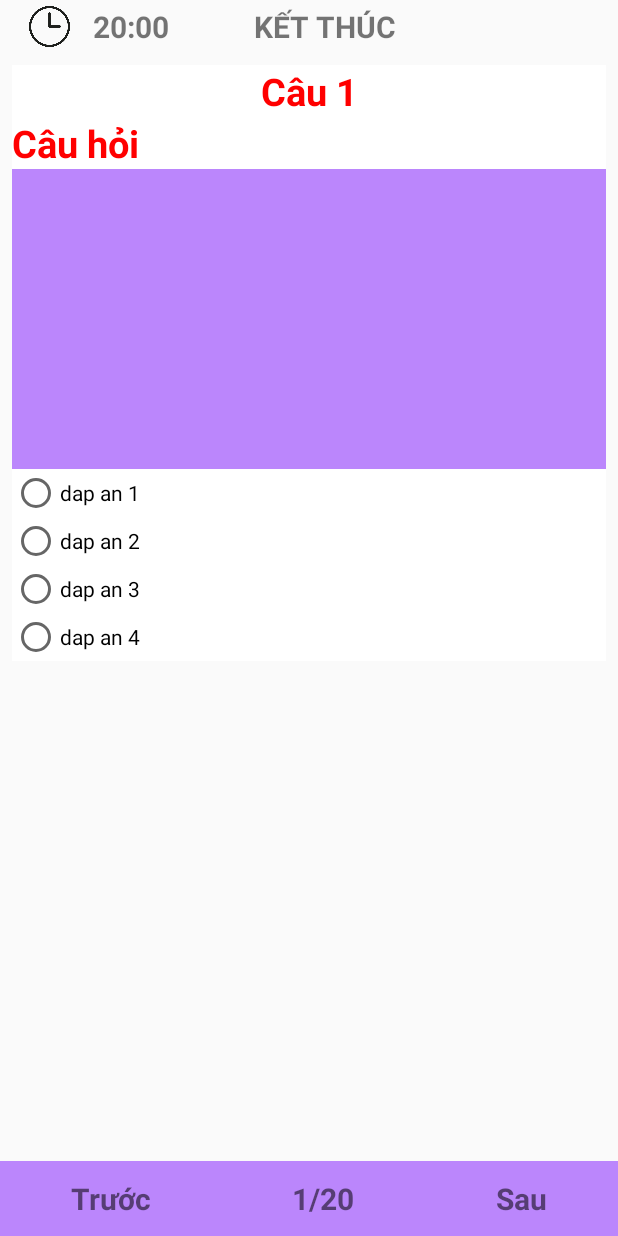
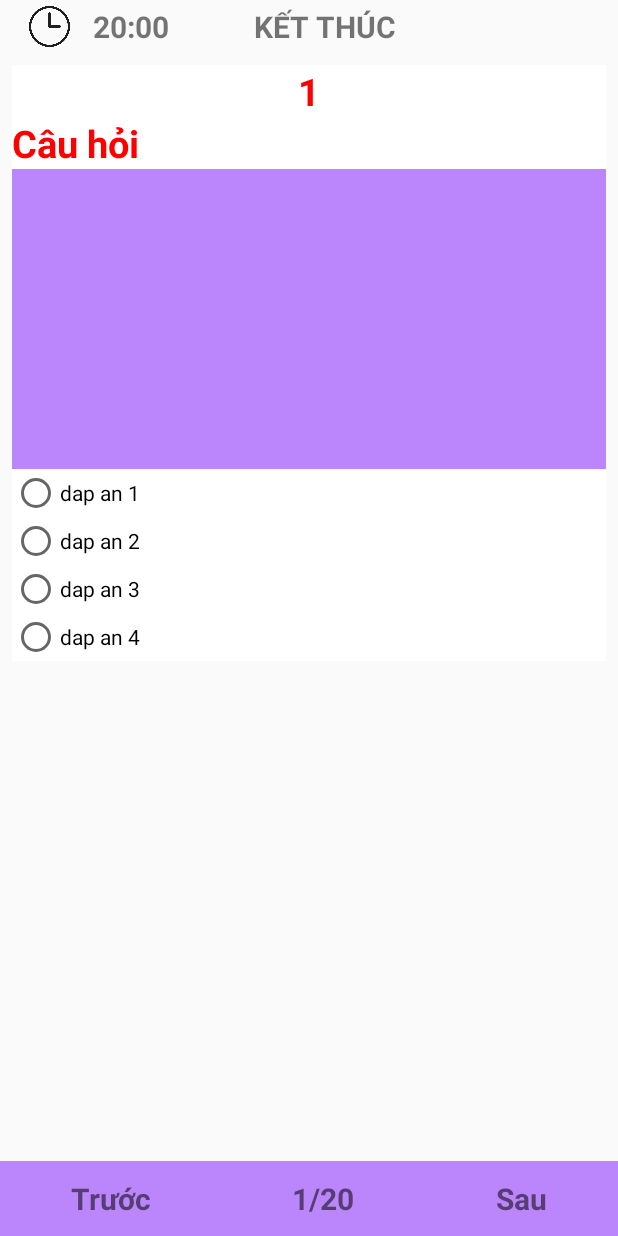
Before and after one commit to tranvinhtruongg/tracNghiemBLX, an Android app: the ScreenSlidePageFragment screen opened directly, with no data from a screen before it, on a phone screen of 412 x 824 dp. Run offline under Robolectric (Android 15) with nearby library versions, the phone set to English and light mode, and no system bars; 8 statements that could not run were skipped.

Commit message:
trac nghiem

```diff
--- a/app/src/main/AndroidManifest.xml
+++ b/app/src/main/AndroidManifest.xml
@@ -13,7 +13,9 @@
         tools:targetApi="31">
         <activity
             android:name=".slide.ScreenSlidePagerActivity"
-            android:exported="false" />
+            android:exported="true">
+
+        </activity>
         <activity
             android:name=".MainActivity"
             android:exported="true">
--- a/app/src/main/java/vn/edu/tdmu/tranvinhtruong/tracnghiemblx/slide/ScreenSlidePageFragment.java
+++ b/app/src/main/java/vn/edu/tdmu/tranvinhtruong/tracnghiemblx/slide/ScreenSlidePageFragment.java
@@ -1,19 +1,90 @@
 package vn.edu.tdmu.tranvinhtruong.tracnghiemblx.slide;
 
 import android.os.Bundle;
+
+import androidx.annotation.Nullable;
 import androidx.fragment.app.Fragment;
+
 import android.view.LayoutInflater;
 import android.view.View;
 import android.view.ViewGroup;
+import android.widget.ImageView;
+import android.widget.RadioButton;
+import android.widget.RadioGroup;
+import android.widget.TextView;
+import android.widget.Toast;
+
+import java.util.ArrayList;
+
+import vn.edu.tdmu.tranvinhtruong.tracnghiemblx.Question.QuestionDTO;
 import vn.edu.tdmu.tranvinhtruong.tracnghiemblx.R;
 
 
 public class ScreenSlidePageFragment extends Fragment {
+    ScreenSlidePagerActivity screenSlidePagerActivity;
+    ArrayList<QuestionDTO> QuestionDTOS=new ArrayList<QuestionDTO>();
+    private int pageNumber;
+    public static String ARG_Page="page";
+    TextView tv_NumberQuestion, tv_Question;
+    RadioGroup rg_GroupAnswer;
+    RadioButton rad_Ans1, rad_Ans2, rad_Ans3, rad_Ans4;
+    ImageView img_Question;
+
 
     @Override
     public View onCreateView(LayoutInflater inflater, ViewGroup container,
                              Bundle savedInstanceState) {
-        return (ViewGroup) inflater.inflate(
+
+        ViewGroup viewGroup=(ViewGroup) inflater.inflate(
                 R.layout.fragment_screen_slide_page, container, false);
+        tv_NumberQuestion = viewGroup.findViewById(R.id.tv_NumberQuestion);
+        tv_Question = viewGroup.findViewById(R.id.tv_Question);
+        img_Question=viewGroup.findViewById(R.id.img_Question);
+
+        rad_Ans1 = viewGroup.findViewById(R.id.rad_Ans1);
+        rad_Ans2 = viewGroup.findViewById(R.id.rad_Ans2);
+        rad_Ans3 = viewGroup.findViewById(R.id.rad_Ans3);
+        rad_Ans4 = viewGroup.findViewById(R.id.rad_Ans4);
+        rg_GroupAnswer =viewGroup.findViewById(R.id.rg_GroupAnswer);
+
+    return viewGroup;
+
+
+
+    }
+
+    @Override
+    public void onCreate(@Nullable Bundle savedInstanceState) {
+        super.onCreate(savedInstanceState);
+        try {
+            QuestionDTOS = screenSlidePagerActivity.getQuestion();
+            pageNumber=getArguments().getInt(ARG_Page);
+        }catch (NullPointerException ex){
+           ex.printStackTrace();
+        }
+
+
+    }
+
+    public static ScreenSlidePageFragment create(int pageNumber) {
+        ScreenSlidePageFragment screenSlidePageFragment = new ScreenSlidePageFragment();
+        Bundle bundle = new Bundle();
+
+        bundle.putInt(ARG_Page,pageNumber);
+        screenSlidePageFragment.setArguments(bundle);
+        return screenSlidePageFragment;
+    }
+
+    @Override
+    public void onActivityCreated(@Nullable Bundle savedInstanceState) {
+        super.onActivityCreated(savedInstanceState);
+        tv_NumberQuestion.setText(String.valueOf(pageNumber + 1));
+        tv_Question.setText(QuestionDTOS.get(pageNumber).getQuestion());
+        rad_Ans1.setText(QuestionDTOS.get(pageNumber).getDA1());
+        rad_Ans2.setText(QuestionDTOS.get(pageNumber).getDA2());
+        rad_Ans3.setText(QuestionDTOS.get(pageNumber).getDA3());
+        rad_Ans4.setText(QuestionDTOS.get(pageNumber).getDA4());
+
+
     }
 }
--- a/app/src/main/java/vn/edu/tdmu/tranvinhtruong/tracnghiemblx/slide/ScreenSlidePagerActivity.java
+++ b/app/src/main/java/vn/edu/tdmu/tranvinhtruong/tracnghiemblx/slide/ScreenSlidePagerActivity.java
@@ -1,20 +1,26 @@
 package vn.edu.tdmu.tranvinhtruong.tracnghiemblx.slide;
 
-import androidx.appcompat.app.AppCompatActivity;
 import androidx.fragment.app.Fragment;
 import androidx.fragment.app.FragmentActivity;
 import androidx.viewpager2.adapter.FragmentStateAdapter;
 import androidx.viewpager2.widget.ViewPager2;
 
+import android.content.Intent;
 import android.os.Bundle;
+import android.util.Log;
 
+import java.util.ArrayList;
+
+import vn.edu.tdmu.tranvinhtruong.tracnghiemblx.Question.DBHelper;
+import vn.edu.tdmu.tranvinhtruong.tracnghiemblx.Question.QuestionDTO;
+import vn.edu.tdmu.tranvinhtruong.tracnghiemblx.Question.QuestionDAO;
 import vn.edu.tdmu.tranvinhtruong.tracnghiemblx.R;
 
 public class ScreenSlidePagerActivity extends FragmentActivity {
     /**
      * The number of pages (wizard steps) to show in this demo.
      */
-    private static final int NUM_PAGES = 5;
+    private static final int NUM_PAGES = 25;
 
 
     private ViewPager2 viewPager;
@@ -23,18 +29,24 @@ public class ScreenSlidePagerActivity extends FragmentActivity {
      * The pager adapter, which provides the pages to the view pager widget.
      */
     private FragmentStateAdapter pagerAdapter;
-
+    QuestionDAO questionDAO;
+    ArrayList<QuestionDTO>listQuestion;
+    private int MD;
     @Override
     protected void onCreate(Bundle savedInstanceState) {
         super.onCreate(savedInstanceState);
         setContentView(R.layout.activity_screen_slide_pager);
+        DBHelper dbHelper = new DBHelper(getApplicationContext());
+        questionDAO=new QuestionDAO(dbHelper);
 
         // Instantiate a ViewPager2 and a PagerAdapter.
         viewPager = findViewById(R.id.pager);
         pagerAdapter = new ScreenSlidePagerAdapter(this);
         viewPager.setAdapter(pagerAdapter);
     }
-
+   /* public ArrayList<QuestionDTO>getData(){
+        return  arr_Ques;
+    }*/
     @Override
     public void onBackPressed() {
         if (viewPager.getCurrentItem() == 0) {
@@ -58,7 +70,7 @@ public class ScreenSlidePagerActivity extends FragmentActivity {
 
         @Override
         public Fragment createFragment(int position) {
-            return new ScreenSlidePageFragment();
+            return ScreenSlidePageFragment.create(position);
         }
 
         @Override
@@ -66,4 +78,7 @@ public class ScreenSlidePagerActivity extends FragmentActivity {
             return NUM_PAGES;
         }
     }
+    ArrayList<QuestionDTO>getQuestion(){
+        return listQuestion;
+    }
 }
--- a/app/src/main/res/layout/fragment_screen_slide_page.xml
+++ b/app/src/main/res/layout/fragment_screen_slide_page.xml
@@ -42,25 +42,25 @@
                 android:layout_width="match_parent"
                 android:layout_height="wrap_content">
                 <RadioButton
-                    android:id="@+id/btn_Ans1"
+                    android:id="@+id/rad_Ans1"
                     android:text="dap an 1"
                     android:layout_width="match_parent"
                     android:layout_height="wrap_content">
                 </RadioButton>
                 <RadioButton
-                    android:id="@+id/btn_Ans2"
+                    android:id="@+id/rad_Ans2"
                     android:text="dap an 2"
                     android:layout_width="match_parent"
                     android:layout_height="wrap_content">
                 </RadioButton>
                 <RadioButton
-                    android:id="@+id/btn_Ans3"
+                    android:id="@+id/rad_Ans3"
                     android:text="dap an 3"
                     android:layout_width="match_parent"
                     android:layout_height="wrap_content">
                 </RadioButton>
                 <RadioButton
-                    android:id="@+id/btn_Ans4"
+                    android:id="@+id/rad_Ans4"
                     android:text="dap an 4"
                     android:layout_width="match_parent"
                     android:layout_height="wrap_content">
```
Also changed, not shown: app/src/main/java/vn/edu/tdmu/tranvinhtruong/tracnghiemblx/MainActivity.java (+24 -0 lines).
